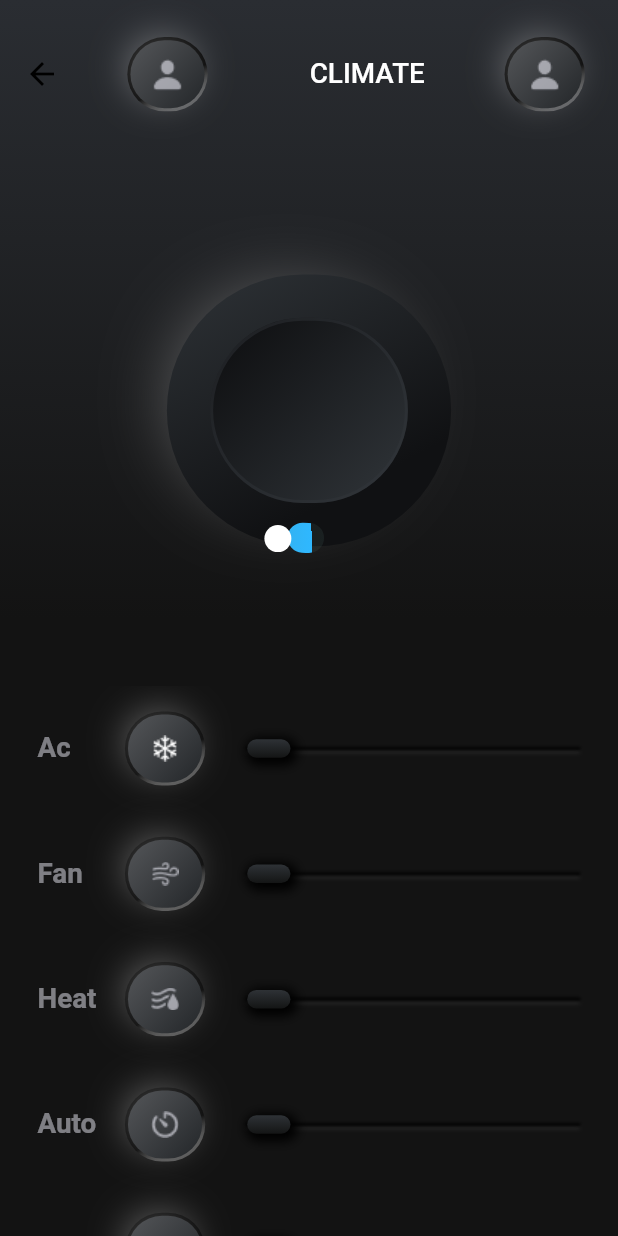
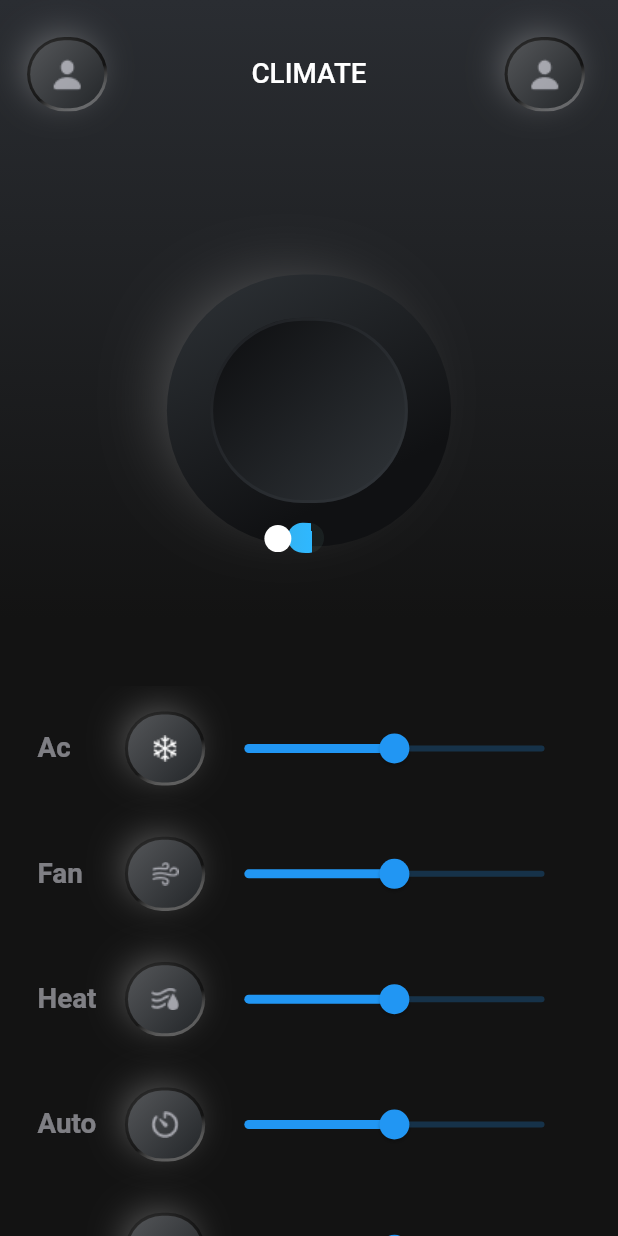
Before and after one commit to ihardk/tesla_demo, a Flutter app: the ClimateScreen screen opened directly, on a phone screen of 412 x 824 dp. Run offline on Flutter 3.47's test engine with Material 2 defaults, Android fonts, the phone set to English and light mode, and no system bars; our stand-ins replace gap.

Commit message:
save rahul

```diff
--- a/lib/main.dart
+++ b/lib/main.dart
@@ -1,7 +1,8 @@
 import 'package:flutter/material.dart';
 import 'package:flutter/services.dart';
 import 'package:tesla_demo/constants/theme.dart';
-import 'package:tesla_demo/screens/tesla_details_screen.dart';
+
+import 'screens/climate_screen.dart';
 
 void main() {
   runApp(const MyApp());
@@ -19,8 +20,8 @@
       debugShowCheckedModeBanner: false,
       title: 'Tesla App Demo',
       theme: themeData,
-      // home: const ClimateScreen(),
-      home: const TeslaDetailsScreen(),
+      home: const ClimateScreen(),
+      // home: const TeslaDetailsScreen(),
     );
   }
 }
--- a/lib/screens/climate_screen.dart
+++ b/lib/screens/climate_screen.dart
@@ -273,59 +273,86 @@
                   onTap: widget.onActiveBtn,
                   btnActive: widget.btnActive,
                 ),
-                const Gap(25),
-                Expanded(
-                    child: Container(
-                  height: SizeConfig.screenHeight * 0.002,
-                  decoration: BoxDecoration(
-                    borderRadius: BorderRadius.circular(10),
-                    // color: const Color(0xFF1C1D20),
-                    // color: Colors.red,
-                    boxShadow: const [
-                      BoxShadow(
-                        color: Colors.white30,
-                        blurRadius: 1.5,
-                        spreadRadius: -0.5,
-                        offset: Offset(0, 2),
-                      ),
-                      BoxShadow(
-                        color: Colors.black,
-                        blurRadius: 1,
-                        spreadRadius: 0.2,
-                        offset: Offset(0, 0),
-                      )
-                    ],
-                  ),
-                )),
+                // const Gap(10),
+                const Expanded(child: MyGlowSlider()),
+                // Expanded(
+                //     child: Container(
+                //   height: SizeConfig.screenHeight * 0.002,
+                //   decoration: BoxDecoration(
+                //     borderRadius: BorderRadius.circular(10),
+                //     // color: const Color(0xFF1C1D20),
+                //     // color: Colors.red,
+                //     boxShadow: const [
+                //       BoxShadow(
+                //         color: Colors.white30,
+                //         blurRadius: 1.5,
+                //         spreadRadius: -0.5,
+                //         offset: Offset(0, 2),
+                //       ),
+                //       BoxShadow(
+                //         color: Colors.black,
+                //         blurRadius: 1,
+                //         spreadRadius: 0.2,
+                //         offset: Offset(0, 0),
+                //       )
+                //     ],
+                //   ),
+                // )),
               ]),
         ),
-        Positioned(
-          left: SizeConfig.blockSizeHorizontal * 40,
-          child: Container(
-            height: SizeConfig.screenHeight * 0.015,
-            width: SizeConfig.screenWidth * 0.07,
-            decoration: BoxDecoration(
-              // color: Colors.red,
-              boxShadow: const [
-                BoxShadow(
-                  color: Colors.black,
-                  blurRadius: 5,
-                  spreadRadius: 3,
-                  offset: Offset(2, 2),
-                )
-              ],
-              gradient: const LinearGradient(
-                colors: [
-                  Color(0xFF2E3236),
-                  Color(0xFF141515),
-                ],
-                stops: [0, 1],
-                begin: Alignment.topCenter,
-                end: Alignment.bottomCenter,
-              ),
-              borderRadius: BorderRadius.circular(10),
-            ),
-          ),
+        // Positioned(
+        //   left: SizeConfig.blockSizeHorizontal * 40,
+        //   child: Container(
+        //     height: SizeConfig.screenHeight * 0.015,
+        //     width: SizeConfig.screenWidth * 0.07,
+        //     decoration: BoxDecoration(
+        //       // color: Colors.red,
+        //       boxShadow: const [
+        //         BoxShadow(
+        //           color: Colors.black,
+        //           blurRadius: 5,
+        //           spreadRadius: 3,
+        //           offset: Offset(2, 2),
+        //         )
+        //       ],
+        //       gradient: const LinearGradient(
+        //         colors: [
+        //           Color(0xFF2E3236),
+        //           Color(0xFF141515),
+        //         ],
+        //         stops: [0, 1],
+        //         begin: Alignment.topCenter,
+        //         end: Alignment.bottomCenter,
+        //       ),
+        //       borderRadius: BorderRadius.circular(10),
+        //     ),
+        //   ),
+        // )
+      ],
+    );
+  }
+}
+
+class MyGlowSlider extends StatefulWidget {
+  const MyGlowSlider({
+    super.key,
+  });
+
+  @override
+  State<MyGlowSlider> createState() => _MyGlowSliderState();
+}
+
+class _MyGlowSliderState extends State<MyGlowSlider> {
+  var value = 0.5;
+  @override
+  Widget build(BuildContext context) {
+    return Column(
+      children: [
+        Slider(
+          value: value,
+          onChanged: (value) => setState(() {
+            this.value = value;
+          }),
         )
       ],
     );
```
